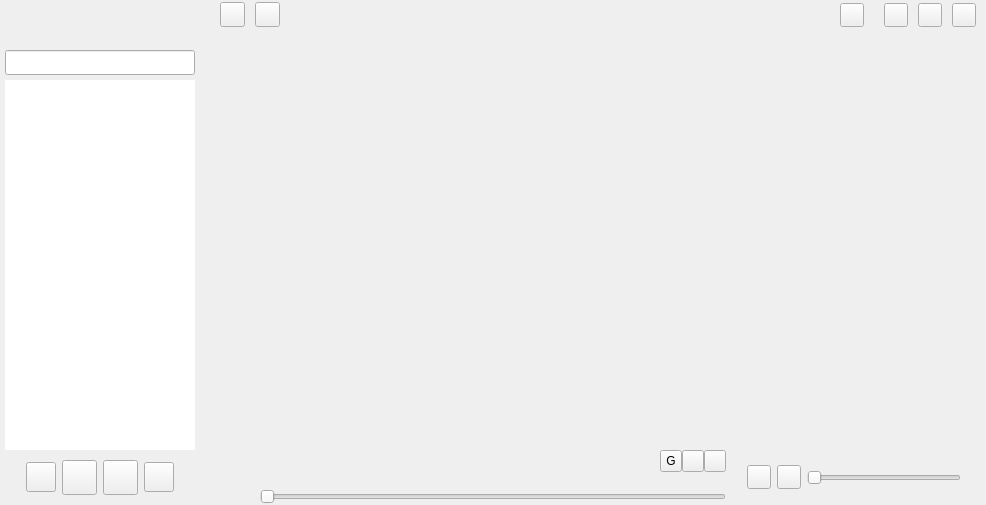
Old version of the form src/xamp/xamp.ui in the repository billlin0904/xamp2.
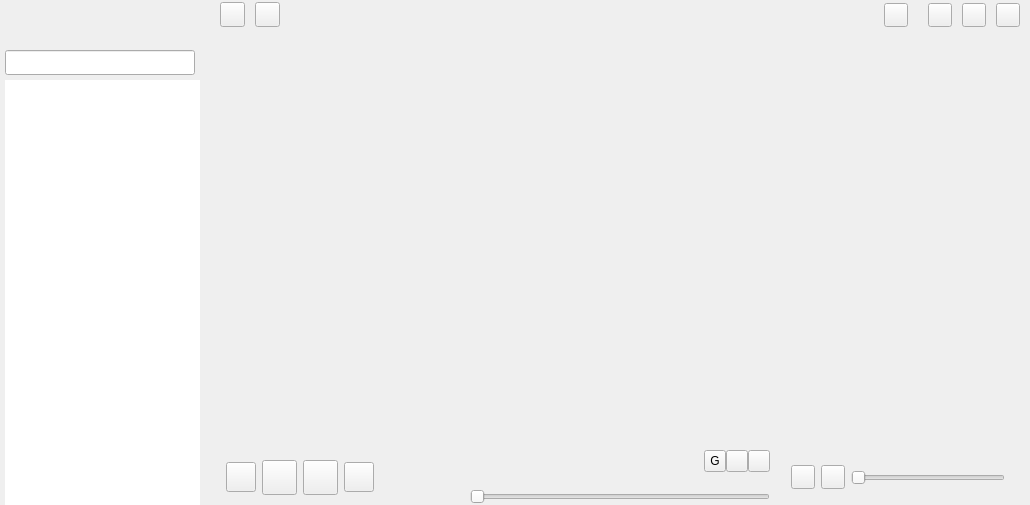
New version of the form. Custom widgets are drawn as their Qt base class.

Patch:
```diff
--- a/src/xamp/xamp.ui
+++ b/src/xamp/xamp.ui
@@ -6,7 +6,7 @@
    <rect>
     <x>0</x>
     <y>0</y>
-    <width>986</width>
+    <width>1022</width>
     <height>505</height>
    </rect>
   </property>
@@ -53,7 +53,214 @@
       <property name="spacing">
        <number>0</number>
       </property>
-      <item row="2" column="1">
+      <item row="0" column="0" rowspan="3">
+       <widget class="QFrame" name="sliderFrame">
+        <property name="minimumSize">
+         <size>
+          <width>200</width>
+          <height>0</height>
+         </size>
+        </property>
+        <property name="maximumSize">
+         <size>
+          <width>200</width>
+          <height>16777215</height>
+         </size>
+        </property>
+        <property name="frameShape">
+         <enum>QFrame::NoFrame</enum>
+        </property>
+        <property name="frameShadow">
+         <enum>QFrame::Raised</enum>
+        </property>
+        <layout class="QVBoxLayout" name="verticalLayout_2">
+         <property name="spacing">
+          <number>5</number>
+         </property>
+         <property name="leftMargin">
+          <number>5</number>
+         </property>
+         <property name="topMargin">
+          <number>0</number>
+         </property>
+         <property name="rightMargin">
+          <number>5</number>
+         </property>
+         <property name="bottomMargin">
+          <number>0</number>
+         </property>
+         <item>
+          <layout class="QHBoxLayout" name="horizontalLayout_7">
+           <property name="spacing">
+            <number>0</number>
+           </property>
+           <item>
+            <spacer name="horizontalSpacer_17">
+             <property name="orientation">
+              <enum>Qt::Horizontal</enum>
+             </property>
+             <property name="sizeHint" stdset="0">
+              <size>
+               <width>40</width>
+               <height>20</height>
+              </size>
+             </property>
+            </spacer>
+           </item>
+          </layout>
+         </item>
+         <item>
+          <spacer name="verticalSpacer">
+           <property name="orientation">
+            <enum>Qt::Vertical</enum>
+           </property>
+           <property name="sizeType">
+            <enum>QSizePolicy::Fixed</enum>
+           </property>
+           <property name="sizeHint" stdset="0">
+            <size>
+             <width>20</width>
+             <height>30</height>
+            </size>
+           </property>
+          </spacer>
+         </item>
+         <item>
+          <widget class="QLineEdit" name="searchLineEdit">
+           <property name="minimumSize">
+            <size>
+             <width>130</width>
+             <height>25</height>
+            </size>
+           </property>
+           <property name="focusPolicy">
+            <enum>Qt::ClickFocus</enum>
+           </property>
+          </widget>
+         </item>
+         <item>
+          <widget class="TabListView" name="sliderBar">
+           <property name="sizePolicy">
+            <sizepolicy hsizetype="Fixed" vsizetype="Expanding">
+             <horstretch>0</horstretch>
+             <verstretch>0</verstretch>
+            </sizepolicy>
+           </property>
+           <property name="minimumSize">
+            <size>
+             <width>200</width>
+             <height>0</height>
+            </size>
+           </property>
+           <property name="maximumSize">
+            <size>
+             <width>200</width>
+             <height>16777215</height>
+            </size>
+           </property>
+           <property name="frameShape">
+            <enum>QFrame::NoFrame</enum>
+           </property>
+          </widget>
+         </item>
+        </layout>
+       </widget>
+      </item>
+      <item row="2" column="3">
+       <widget class="QFrame" name="volumeFrame">
+        <property name="minimumSize">
+         <size>
+          <width>250</width>
+          <height>0</height>
+         </size>
+        </property>
+        <property name="maximumSize">
+         <size>
+          <width>250</width>
+          <height>16777215</height>
+         </size>
+        </property>
+        <property name="frameShape">
+         <enum>QFrame::NoFrame</enum>
+        </property>
+        <property name="frameShadow">
+         <enum>QFrame::Raised</enum>
+        </property>
+        <layout class="QHBoxLayout" name="horizontalLayout_3">
+         <property name="rightMargin">
+          <number>15</number>
+         </property>
+         <item>
+          <widget class="QToolButton" name="selectDeviceButton">
+           <property name="minimumSize">
+            <size>
+             <width>24</width>
+             <height>24</height>
+            </size>
+           </property>
+           <property name="text">
+            <string/>
+           </property>
+           <property name="popupMode">
+            <enum>QToolButton::InstantPopup</enum>
+           </property>
+           <property name="arrowType">
+            <enum>Qt::NoArrow</enum>
+           </property>
+          </widget>
+         </item>
+         <item>
+          <widget class="QToolButton" name="mutedButton">
+           <property name="minimumSize">
+            <size>
+             <width>24</width>
+             <height>24</height>
+            </size>
+           </property>
+           <property name="maximumSize">
+            <size>
+             <width>24</width>
+             <height>24</height>
+            </size>
+           </property>
+           <property name="text">
+            <string/>
+           </property>
+          </widget>
+         </item>
+         <item>
+          <widget class="SeekSlider" name="volumeSlider">
+           <property name="minimumSize">
+            <size>
+             <width>100</width>
+             <height>0</height>
+            </size>
+           </property>
+           <property name="orientation">
+            <enum>Qt::Horizontal</enum>
+           </property>
+          </widget>
+         </item>
+         <item>
+          <spacer name="horizontalSpacer_14">
+           <property name="orientation">
+            <enum>Qt::Horizontal</enum>
+           </property>
+           <property name="sizeType">
+            <enum>QSizePolicy::Fixed</enum>
+           </property>
+           <property name="sizeHint" stdset="0">
+            <size>
+             <width>10</width>
+             <height>20</height>
+            </size>
+           </property>
+          </spacer>
+         </item>
+        </layout>
+       </widget>
+      </item>
+      <item row="2" column="2">
        <widget class="QFrame" name="playingFrame">
         <property name="minimumSize">
          <size>
@@ -89,6 +296,22 @@
          <property name="bottomMargin">
           <number>0</number>
          </property>
+         <item>
+          <spacer name="horizontalSpacer_16">
+           <property name="orientation">
+            <enum>Qt::Horizontal</enum>
+           </property>
+           <property name="sizeType">
+            <enum>QSizePolicy::Fixed</enum>
+           </property>
+           <property name="sizeHint" stdset="0">
+            <size>
+             <width>10</width>
+             <height>20</height>
+            </size>
+           </property>
+          </spacer>
+         </item>
          <item>
           <widget class="ClickableLabel" name="coverLabel">
            <property name="minimumSize">
@@ -325,101 +548,7 @@
         </layout>
        </widget>
       </item>
-      <item row="2" column="2">
-       <widget class="QFrame" name="volumeFrame">
-        <property name="minimumSize">
-         <size>
-          <width>250</width>
-          <height>0</height>
-         </size>
-        </property>
-        <property name="maximumSize">
-         <size>
-          <width>250</width>
-          <height>16777215</height>
-         </size>
-        </property>
-        <property name="frameShape">
-         <enum>QFrame::NoFrame</enum>
-        </property>
-        <property name="frameShadow">
-         <enum>QFrame::Raised</enum>
-        </property>
-        <layout class="QHBoxLayout" name="horizontalLayout_3">
-         <property name="rightMargin">
-          <number>15</number>
-         </property>
-         <item>
-          <widget class="QToolButton" name="selectDeviceButton">
-           <property name="minimumSize">
-            <size>
-             <width>24</width>
-             <height>24</height>
-            </size>
-           </property>
-           <property name="text">
-            <string/>
-           </property>
-           <property name="popupMode">
-            <enum>QToolButton::InstantPopup</enum>
-           </property>
-           <property name="arrowType">
-            <enum>Qt::NoArrow</enum>
-           </property>
-          </widget>
-         </item>
-         <item>
-          <widget class="QToolButton" name="mutedButton">
-           <property name="minimumSize">
-            <size>
-             <width>24</width>
-             <height>24</height>
-            </size>
-           </property>
-           <property name="maximumSize">
-            <size>
-             <width>24</width>
-             <height>24</height>
-            </size>
-           </property>
-           <property name="text">
-            <string/>
-           </property>
-          </widget>
-         </item>
-         <item>
-          <widget class="SeekSlider" name="volumeSlider">
-           <property name="minimumSize">
-            <size>
-             <width>100</width>
-             <height>0</height>
-            </size>
-           </property>
-           <property name="orientation">
-            <enum>Qt::Horizontal</enum>
-           </property>
-          </widget>
-         </item>
-         <item>
-          <spacer name="horizontalSpacer_14">
-           <property name="orientation">
-            <enum>Qt::Horizontal</enum>
-           </property>
-           <property name="sizeType">
-            <enum>QSizePolicy::Fixed</enum>
-           </property>
-           <property name="sizeHint" stdset="0">
-            <size>
-             <width>10</width>
-             <height>20</height>
-            </size>
-           </property>
-          </spacer>
-         </item>
-        </layout>
-       </widget>
-      </item>
-      <item row="2" column="0">
+      <item row="2" column="1">
        <widget class="QFrame" name="controlFrame">
         <property name="sizePolicy">
          <sizepolicy hsizetype="Preferred" vsizetype="Preferred">
@@ -563,7 +692,17 @@
         </layout>
        </widget>
       </item>
-      <item row="0" column="1" colspan="2">
+      <item row="1" column="1" colspan="3">
+       <widget class="QStackedWidget" name="currentView">
+        <property name="frameShadow">
+         <enum>QFrame::Plain</enum>
+        </property>
+        <property name="currentIndex">
+         <number>-1</number>
+        </property>
+       </widget>
+      </item>
+      <item row="0" column="1" colspan="3">
        <widget class="QFrame" name="titleFrame">
         <property name="minimumSize">
          <size>
@@ -844,145 +983,6 @@
         </layout>
        </widget>
       </item>
-      <item row="0" column="0" rowspan="2">
-       <widget class="QFrame" name="sliderFrame">
-        <property name="minimumSize">
-         <size>
-          <width>200</width>
-          <height>0</height>
-         </size>
-        </property>
-        <property name="maximumSize">
-         <size>
-          <width>200</width>
-          <height>16777215</height>
-         </size>
-        </property>
-        <property name="frameShape">
-         <enum>QFrame::NoFrame</enum>
-        </property>
-        <property name="frameShadow">
-         <enum>QFrame::Raised</enum>
-        </property>
-        <layout class="QVBoxLayout" name="verticalLayout_2">
-         <property name="spacing">
-          <number>5</number>
-         </property>
-         <property name="leftMargin">
-          <number>5</number>
-         </property>
-         <property name="topMargin">
-          <number>0</number>
-         </property>
-         <property name="rightMargin">
-          <number>5</number>
-         </property>
-         <property name="bottomMargin">
-          <number>0</number>
-         </property>
-         <item>
-          <layout class="QHBoxLayout" name="horizontalLayout_7">
-           <property name="spacing">
-            <number>0</number>
-           </property>
-           <item>
-            <spacer name="horizontalSpacer_16">
-             <property name="orientation">
-              <enum>Qt::Horizontal</enum>
-             </property>
-             <property name="sizeType">
-              <enum>QSizePolicy::Fixed</enum>
-             </property>
-             <property name="sizeHint" stdset="0">
-              <size>
-               <width>2</width>
-               <height>20</height>
-              </size>
-             </property>
-            </spacer>
-           </item>
-           <item>
-            <spacer name="horizontalSpacer_17">
-             <property name="orientation">
-              <enum>Qt::Horizontal</enum>
-             </property>
-             <property name="sizeHint" stdset="0">
-              <size>
-               <width>40</width>
-               <height>20</height>
-              </size>
-             </property>
-            </spacer>
-           </item>
-          </layout>
-         </item>
-         <item>
-          <spacer name="verticalSpacer">
-           <property name="orientation">
-            <enum>Qt::Vertical</enum>
-           </property>
-           <property name="sizeType">
-            <enum>QSizePolicy::Fixed</enum>
-           </property>
-           <property name="sizeHint" stdset="0">
-            <size>
-             <width>20</width>
-             <height>30</height>
-            </size>
-           </property>
-          </spacer>
-         </item>
-         <item>
-          <widget class="QLineEdit" name="searchLineEdit">
-           <property name="minimumSize">
-            <size>
-             <width>130</width>
-             <height>25</height>
-            </size>
-           </property>
-           <property name="focusPolicy">
-            <enum>Qt::ClickFocus</enum>
-           </property>
-          </widget>
-         </item>
-         <item>
-          <widget class="TabListView" name="sliderBar">
-           <property name="sizePolicy">
-            <sizepolicy hsizetype="Fixed" vsizetype="Expanding">
-             <horstretch>0</horstretch>
-             <verstretch>0</verstretch>
-            </sizepolicy>
-           </property>
-           <property name="minimumSize">
-            <size>
-             <width>150</width>
-             <height>0</height>
-            </size>
-           </property>
-           <property name="maximumSize">
-            <size>
-             <width>200</width>
-             <height>16777215</height>
-            </size>
-           </property>
-           <property name="frameShape">
-            <enum>QFrame::NoFrame</enum>
-           </property>
-          </widget>
-         </item>
-        </layout>
-       </widget>
-      </item>
-      <item row="1" column="1" colspan="2">
-       <widget class="QStackedWidget" name="currentView">
-        <property name="frameShadow">
-         <enum>QFrame::Plain</enum>
-        </property>
-        <property name="currentIndex">
-         <number>-1</number>
-        </property>
-       </widget>
-      </item>
      </layout>
     </widget>
    </item>
```
